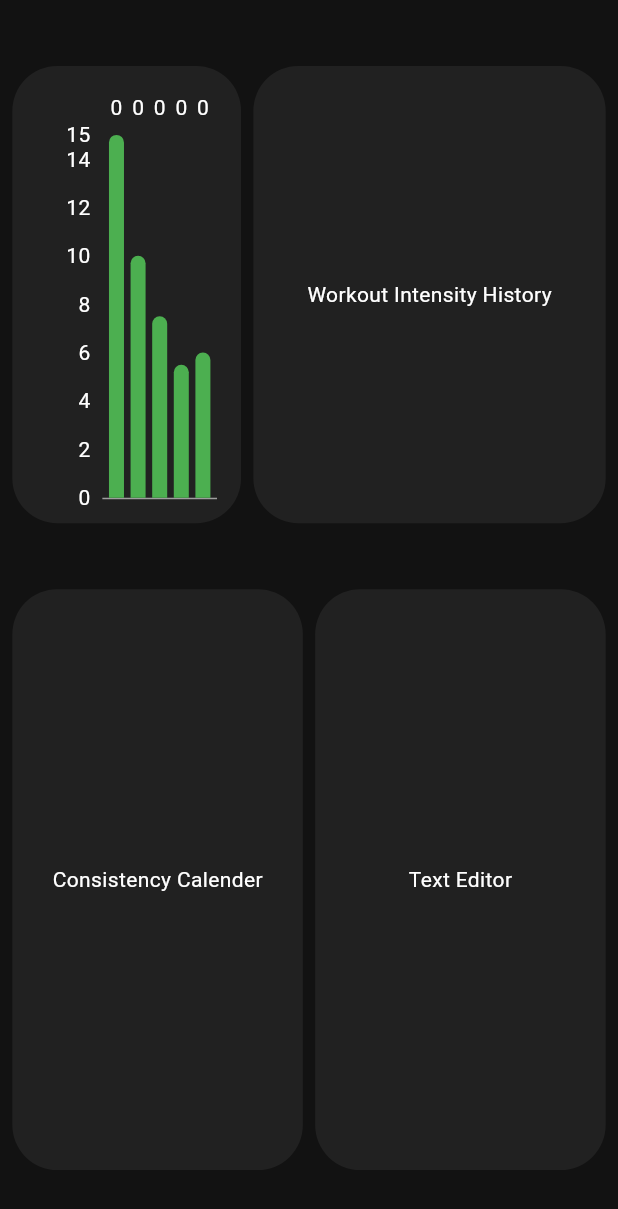
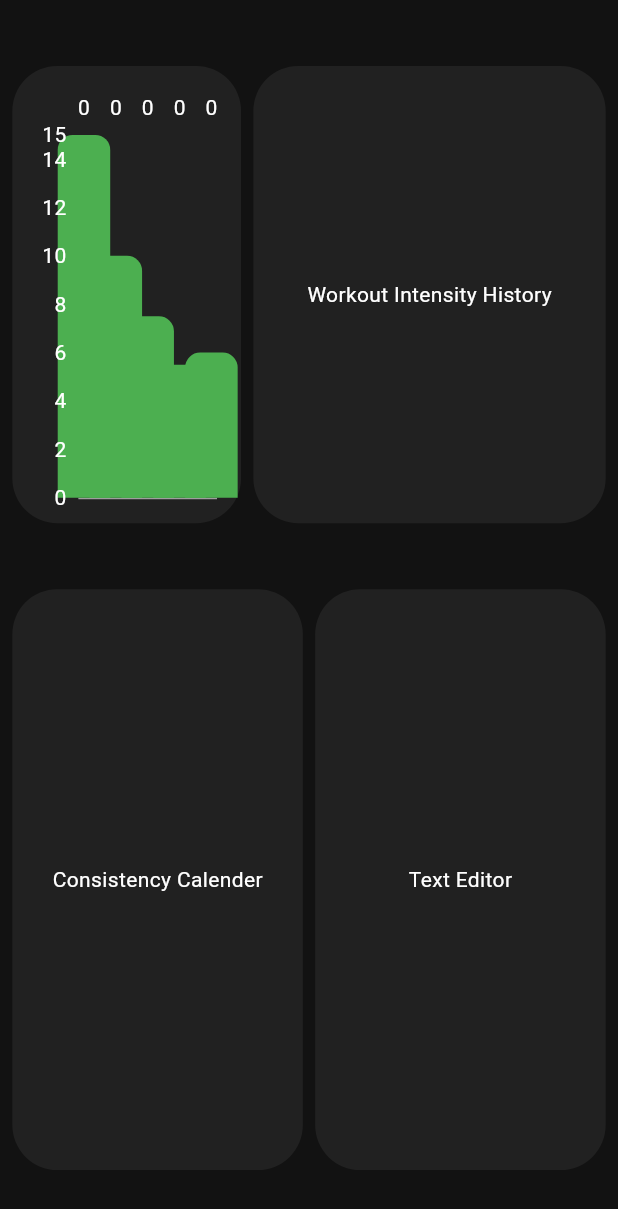
Before and after one commit to C41f0N/workout_dashboard, a Flutter app: the screen it shows after launch, on a phone screen of 412 x 824 dp. Shown: the top 1209 px of the screen. Run offline on Flutter 3.47's test engine with Material 3 defaults, Android fonts, the phone set to English and light mode, and no system bars; drawn by our look-alikes of fl_chart.

Commit message:
changes to the workout type intensity checker

```diff
--- a/lib/pages/home.dart
+++ b/lib/pages/home.dart
@@ -29,7 +29,7 @@ class _HomeState extends State<Home> {
                   ),
                   alignment: Alignment.center,
                   child: Padding(
-                    padding: const EdgeInsets.all(16.0),
+                    padding: const EdgeInsets.fromLTRB(0, 16, 16, 16),
                     child: BarChart(
                       swapAnimationDuration: Duration(seconds: 1),
                       BarChartData(
@@ -56,11 +56,11 @@ class _HomeState extends State<Home> {
                             barRods: [
                               BarChartRodData(
                                 toY: 15,
-                                width: 10,
+                                width: 35,
                                 color: Theme.of(context).colorScheme.primary,
                                 borderRadius: const BorderRadius.only(
-                                  topLeft: Radius.circular(5),
-                                  topRight: Radius.circular(5),
+                                  topLeft: Radius.circular(10),
+                                  topRight: Radius.circular(10),
                                 ),
                               )
                             ],
@@ -70,11 +70,11 @@ class _HomeState extends State<Home> {
                             barRods: [
                               BarChartRodData(
                                 toY: 10,
-                                width: 10,
+                                width: 35,
                                 color: Theme.of(context).colorScheme.primary,
                                 borderRadius: const BorderRadius.only(
-                                  topLeft: Radius.circular(5),
-                                  topRight: Radius.circular(5),
+                                  topLeft: Radius.circular(10),
+                                  topRight: Radius.circular(10),
                                 ),
                               )
                             ],
@@ -84,11 +84,11 @@ class _HomeState extends State<Home> {
                             barRods: [
                               BarChartRodData(
                                 toY: 7.5,
-                                width: 10,
+                                width: 35,
                                 color: Theme.of(context).colorScheme.primary,
                                 borderRadius: const BorderRadius.only(
-                                  topLeft: Radius.circular(5),
-                                  topRight: Radius.circular(5),
+                                  topLeft: Radius.circular(10),
+                                  topRight: Radius.circular(10),
                                 ),
                               )
                             ],
@@ -98,11 +98,11 @@ class _HomeState extends State<Home> {
                             barRods: [
                               BarChartRodData(
                                 toY: 5.5,
-                                width: 10,
+                                width: 35,
                                 color: Theme.of(context).colorScheme.primary,
                                 borderRadius: const BorderRadius.only(
-                                  topLeft: Radius.circular(5),
-                                  topRight: Radius.circular(5),
+                                  topLeft: Radius.circular(10),
+                                  topRight: Radius.circular(10),
                                 ),
                               )
                             ],
@@ -112,11 +112,11 @@ class _HomeState extends State<Home> {
                             barRods: [
                               BarChartRodData(
                                 toY: 6,
-                                width: 10,
+                                width: 35,
                                 color: Theme.of(context).colorScheme.primary,
                                 borderRadius: const BorderRadius.only(
-                                  topLeft: Radius.circular(5),
-                                  topRight: Radius.circular(5),
+                                  topLeft: Radius.circular(10),
+                                  topRight: Radius.circular(10),
                                 ),
                               )
                             ],
```
